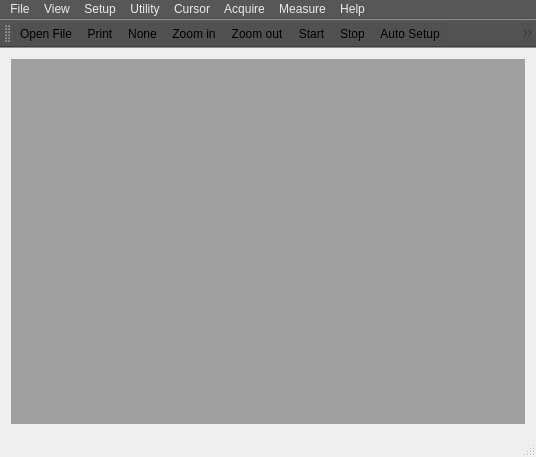
jiwon8578/Oscilloscope, file Oscilloscope/mainwindow.ui: the form before one commit.
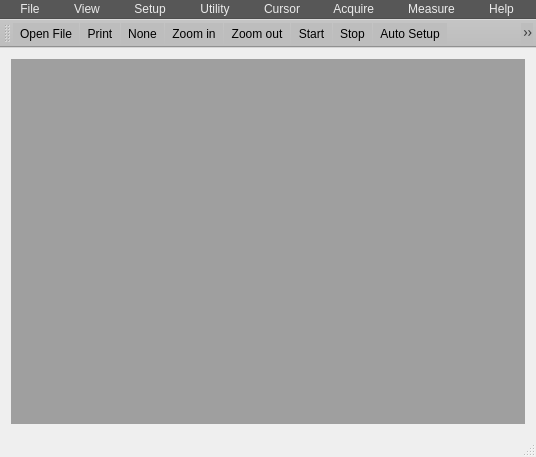
The form after the commit. Icons and pictures are not drawn.

What changed in the file:
```diff
--- a/Oscilloscope/mainwindow.ui
+++ b/Oscilloscope/mainwindow.ui
@@ -236,7 +236,7 @@
      <string notr="true"/>
     </property>
     <property name="title">
-     <string>File</string>
+     <string>   File   </string>
     </property>
     <addaction name="actionLoad_Setup"/>
     <addaction name="actionSave_Setup"/>
@@ -249,7 +249,7 @@
    </widget>
    <widget class="QMenu" name="menuView">
     <property name="title">
-     <string>View</string>
+     <string>   View   </string>
     </property>
     <addaction name="actionOscilloscope"/>
     <addaction name="actionOscilloscope_Setup_Window"/>
@@ -263,7 +263,7 @@
    </widget>
    <widget class="QMenu" name="menuSetup">
     <property name="title">
-     <string>Setup</string>
+     <string>   Setup   </string>
     </property>
     <addaction name="actionOscilloscope_Setup"/>
     <addaction name="actionFFT_Analyzer"/>
@@ -271,7 +271,7 @@
    </widget>
    <widget class="QMenu" name="menuUtility">
     <property name="title">
-     <string>Utility</string>
+     <string>   Utility   </string>
     </property>
     <addaction name="actionTransducer_Setup"/>
     <addaction name="actionTest_Target_Setup"/>
@@ -280,7 +280,7 @@
    </widget>
    <widget class="QMenu" name="menuCursor">
     <property name="title">
-     <string>Cursor</string>
+     <string>   Cursor   </string>
     </property>
     <addaction name="actionNone"/>
     <addaction name="actionCross"/>
@@ -290,7 +290,7 @@
    </widget>
    <widget class="QMenu" name="menuAcquire">
     <property name="title">
-     <string>Acquire</string>
+     <string>   Acquire   </string>
     </property>
     <addaction name="actionStart"/>
     <addaction name="actionStop"/>
@@ -304,7 +304,7 @@
    </widget>
    <widget class="QMenu" name="menuMeasure">
     <property name="title">
-     <string>Measure</string>
+     <string>   Measure   </string>
     </property>
     <widget class="QMenu" name="menuOscilloscope_Vertical">
      <property name="title">
@@ -355,7 +355,7 @@
    </widget>
    <widget class="QMenu" name="menuHelp">
     <property name="title">
-     <string>Help</string>
+     <string>   Help   </string>
     </property>
     <widget class="QMenu" name="menuAbout">
      <property name="title">
@@ -378,7 +378,7 @@
   </widget>
   <widget class="QToolBar" name="mainToolBar">
    <property name="styleSheet">
-    <string notr="true">background-color: rgb(81, 81, 81);</string>
+    <string notr="true">background-color: rgb(189, 189, 189);</string>
    </property>
    <attribute name="toolBarArea">
     <enum>TopToolBarArea</enum>
```
Left out of the diff: 6 changed lines with no effect on the pictures.
